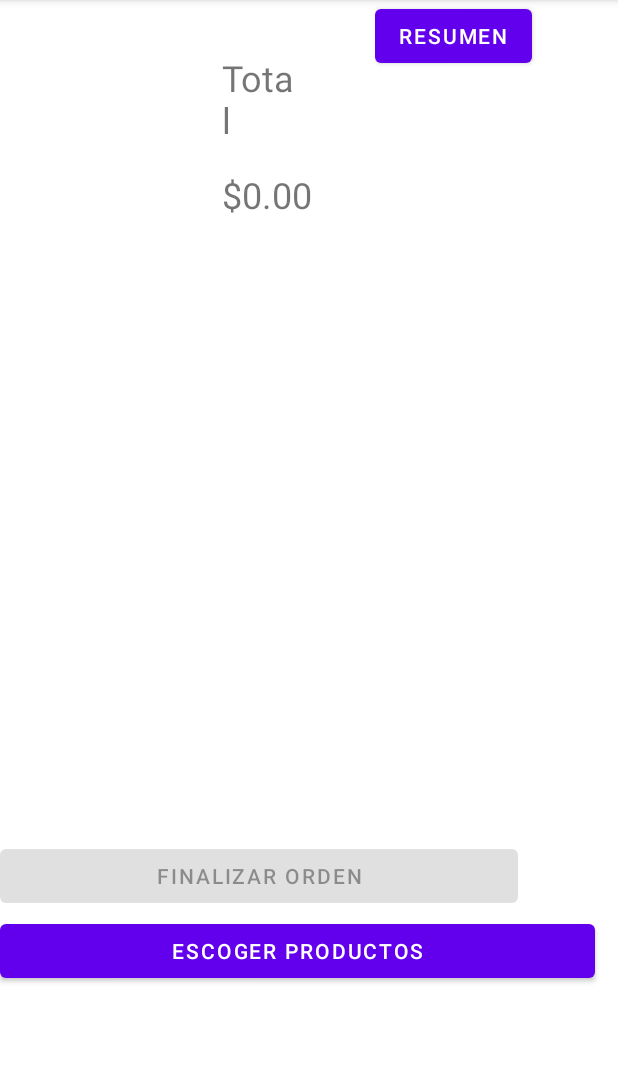
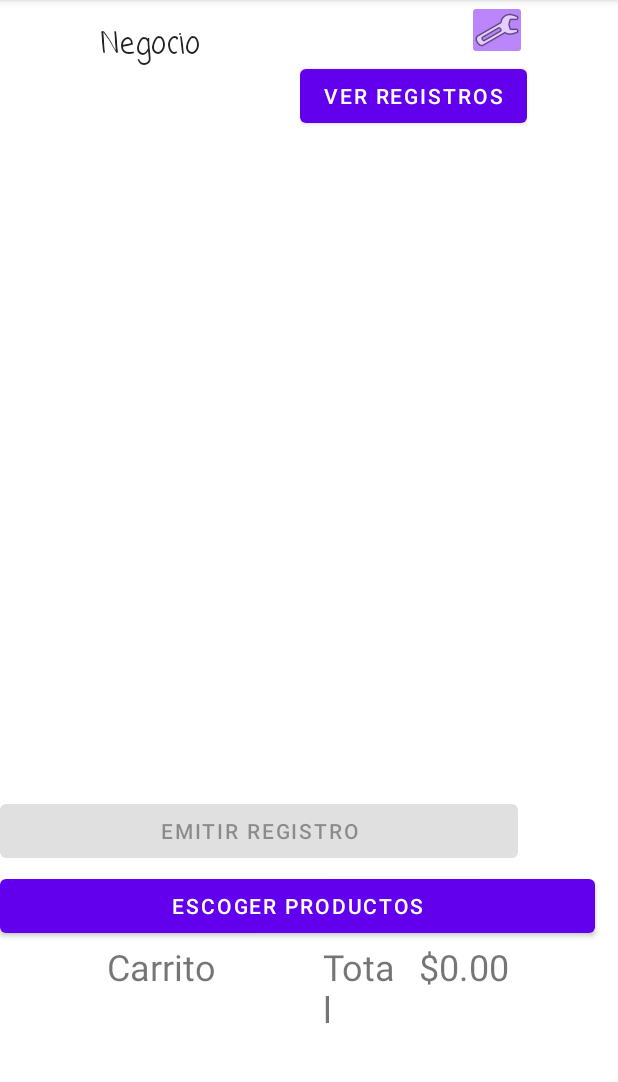
Before and after one commit to FernandoRP-nan/registroContabilidad, an Android app: the screen it shows after launch (MainActivity), on a phone screen of 412 x 824 dp, the part 84-1166 px from its top. Run offline under Robolectric (Android 15) with nearby library versions, the phone set to English and light mode, and no system bars.

Commit message:
Corrección de errores y mejoras de interfaz

```diff
--- a/app/build.gradle
+++ b/app/build.gradle
@@ -32,6 +32,7 @@ dependencies {
     implementation 'androidx.appcompat:appcompat:1.4.1'
     implementation 'com.google.android.material:material:1.6.0'
     implementation 'androidx.constraintlayout:constraintlayout:2.1.4'
+    implementation 'androidx.preference:preference:1.1.1'
     testImplementation 'junit:junit:4.13.2'
     androidTestImplementation 'androidx.test.ext:junit:1.1.3'
     androidTestImplementation 'androidx.test.espresso:espresso-core:3.4.0'
--- a/app/src/main/AndroidManifest.xml
+++ b/app/src/main/AndroidManifest.xml
@@ -15,6 +15,10 @@
         android:supportsRtl="true"
         android:theme="@style/Theme.CalculadoraPrecios">
         <activity
+            android:name=".SettingsActivity"
+            android:exported="false"
+            android:label="@string/title_activity_settings" />
+        <activity
             android:name=".MainActivity"
             android:exported="true">
             <intent-filter>
--- a/app/src/main/java/com/example/calculadoraprecios/MainActivity.java
+++ b/app/src/main/java/com/example/calculadoraprecios/MainActivity.java
@@ -55,7 +55,7 @@ public class MainActivity extends AppCompatActivity {
     @Override
     protected void onCreate(Bundle savedInstanceState) {
         super.onCreate(savedInstanceState);
-        setContentView(R.layout.activity_main);
+        setContentView(R.layout.carrito);
 
         btnAñadir=findViewById(R.id.generar);
         listCarrito=findViewById(R.id.carrito);
@@ -97,7 +97,7 @@ public class MainActivity extends AppCompatActivity {
 
     public void cambioAjuste(View view){
         //
-        setContentView(R.layout.activity_main2);
+        setContentView(R.layout.menu);
         list=findViewById(R.id.listaR);
         list.setAdapter(adaptadorL);
         nProducto = (EditText) findViewById(R.id.nombreProducto);
@@ -167,7 +167,7 @@ public class MainActivity extends AppCompatActivity {
 
     public void cambioMenu(View view){
 
-        setContentView(R.layout.activity_main);
+        setContentView(R.layout.carrito);
 
         totalI=findViewById(R.id.totaL);
 
@@ -303,7 +303,7 @@ public class MainActivity extends AppCompatActivity {
     }
 
     public void cambioAjustes(View V){
-        setContentView(R.layout.resumen);
+        setContentView(R.layout.previsualizacion);
 
         listResumen=findViewById(R.id.listaR);
         totalR = findViewById(R.id.tResumen);
--- a/app/src/main/java/com/example/calculadoraprecios/MainActivity2.java
+++ b/app/src/main/java/com/example/calculadoraprecios/MainActivity2.java
@@ -9,7 +9,7 @@ public class MainActivity2 extends AppCompatActivity {
     @Override
     protected void onCreate(Bundle savedInstanceState) {
         super.onCreate(savedInstanceState);
-        setContentView(R.layout.activity_main2);
+        setContentView(R.layout.menu);
     }
 
 
--- a/app/src/main/java/com/example/calculadoraprecios/editorProductos.java
+++ b/app/src/main/java/com/example/calculadoraprecios/editorProductos.java
@@ -1,8 +1,6 @@
 package com.example.calculadoraprecios;
 
-import android.content.Intent;
 import android.os.Bundle;
-import android.view.View;
 
 import androidx.appcompat.app.AppCompatActivity;
 
@@ -11,7 +9,7 @@ public class editorProductos extends AppCompatActivity {
     @Override
     protected void onCreate(Bundle savedInstanceState) {
         super.onCreate(savedInstanceState);
-        setContentView(R.layout.activity_main2);
+        setContentView(R.layout.menu);
     }
 
 
--- a/app/src/main/res/layout/activity_main.xml
+++ /dev/null
@@ -1,133 +0,0 @@
-<?xml version="1.0" encoding="utf-8"?>
-<androidx.constraintlayout.widget.ConstraintLayout xmlns:android="http://schemas.android.com/apk/res/android"
-    xmlns:app="http://schemas.android.com/apk/res-auto"
-    xmlns:tools="http://schemas.android.com/tools"
-    android:layout_width="match_parent"
-    android:layout_height="match_parent"
-    tools:context=".MainActivity">
-
-    <LinearLayout
-        android:id="@+id/principal"
-        android:layout_width="match_parent"
-        android:layout_height="match_parent"
-        android:orientation="vertical"
-        tools:layout_editor_absoluteX="1dp"
-        tools:layout_editor_absoluteY="1dp">
-
-        <androidx.constraintlayout.widget.ConstraintLayout
-            android:id="@+id/parteSuperior"
-            android:layout_width="408dp"
-            android:layout_height="200dp">
-
-            <LinearLayout
-                android:layout_width="match_parent"
-                android:layout_height="match_parent"
-                android:orientation="horizontal">
-
-                <androidx.constraintlayout.widget.ConstraintLayout
-                    android:layout_width="100dp"
-                    android:layout_height="match_parent">
-
-                </androidx.constraintlayout.widget.ConstraintLayout>
-
-                <androidx.constraintlayout.widget.ConstraintLayout
-                    android:layout_width="150dp"
-                    android:layout_height="match_parent">
-
-                    <TextView
-                        android:id="@+id/textView2"
-                        android:layout_width="54dp"
-                        android:layout_height="wrap_content"
-                        android:layout_marginStart="48dp"
-                        android:layout_marginTop="35dp"
-                        android:text="Total"
-                        android:textSize="24sp"
-                        app:layout_constraintStart_toStartOf="parent"
-                        app:layout_constraintTop_toTopOf="parent" />
-
-                    <TextView
-                        android:id="@+id/totaL"
-                        android:layout_width="wrap_content"
-                        android:layout_height="wrap_content"
-                        android:layout_marginStart="48dp"
-                        android:layout_marginTop="17dp"
-                        android:text="$0.00"
-                        android:textSize="24sp"
-                        app:layout_constraintStart_toStartOf="parent"
-                        app:layout_constraintTop_toBottomOf="@+id/textView2" />
-                </androidx.constraintlayout.widget.ConstraintLayout>
-
-                <androidx.constraintlayout.widget.ConstraintLayout
-                    android:layout_width="wrap_content"
-                    android:layout_height="match_parent">
-
-                    <Button
-                        android:id="@+id/cambioAjustes"
-                        android:layout_width="wrap_content"
-                        android:layout_height="wrap_content"
-                        android:layout_marginEnd="7dp"
-                        android:onClick="cambioAjustes"
-                        android:text="Resumen"
-                        app:layout_constraintEnd_toEndOf="parent"
-                        app:layout_constraintTop_toTopOf="parent" />
-
-                </androidx.constraintlayout.widget.ConstraintLayout>
-
-            </LinearLayout>
-        </androidx.constraintlayout.widget.ConstraintLayout>
-
-        <LinearLayout
-            android:id="@+id/parte_inferior"
-            android:layout_width="match_parent"
-            android:layout_height="360dp"
-            android:orientation="horizontal">
-
-            <ListView
-                android:id="@+id/carrito"
-                android:layout_width="match_parent"
-                android:layout_height="match_parent" />
-
-        </LinearLayout>
-
-        <LinearLayout
-            android:layout_width="match_parent"
-            android:layout_height="50dp"
-            android:orientation="horizontal">
-
-            <Button
-                android:id="@+id/finalizarOrden"
-                android:layout_width="345dp"
-                android:layout_height="wrap_content"
-                android:enabled="false"
-                android:onClick="finalizarOrden"
-                android:text="Finalizar orden" />
-
-            <androidx.constraintlayout.widget.ConstraintLayout
-                android:layout_width="15dp"
-                android:layout_height="match_parent">
-
-            </androidx.constraintlayout.widget.ConstraintLayout>
-        </LinearLayout>
-
-        <LinearLayout
-            android:layout_width="match_parent"
-            android:layout_height="wrap_content"
-            android:orientation="horizontal">
-
-            <Button
-                android:id="@+id/añadirCarrito"
-                android:layout_width="340dp"
-                android:layout_height="wrap_content"
-                android:layout_weight="1"
-                android:onClick="cambioAjuste"
-                android:text="Escoger productos" />
-
-            <androidx.constraintlayout.widget.ConstraintLayout
-                android:layout_width="15dp"
-                android:layout_height="match_parent">
-
-            </androidx.constraintlayout.widget.ConstraintLayout>
-        </LinearLayout>
-
-    </LinearLayout>
-</androidx.constraintlayout.widget.ConstraintLayout>
--- /dev/null
+++ b/app/src/main/res/layout/carrito.xml
@@ -0,0 +1,180 @@
+<?xml version="1.0" encoding="utf-8"?>
+<androidx.constraintlayout.widget.ConstraintLayout xmlns:android="http://schemas.android.com/apk/res/android"
+    xmlns:app="http://schemas.android.com/apk/res-auto"
+    xmlns:tools="http://schemas.android.com/tools"
+    android:layout_width="match_parent"
+    android:layout_height="match_parent"
+    tools:context=".MainActivity">
+
+    <LinearLayout
+        android:id="@+id/principal"
+        android:layout_width="match_parent"
+        android:layout_height="match_parent"
+        android:orientation="vertical"
+        tools:layout_editor_absoluteX="1dp"
+        tools:layout_editor_absoluteY="1dp">
+
+        <androidx.constraintlayout.widget.ConstraintLayout
+            android:id="@+id/parteSuperior"
+            android:layout_width="408dp"
+            android:layout_height="200dp">
+
+            <LinearLayout
+                android:layout_width="match_parent"
+                android:layout_height="match_parent"
+                android:orientation="horizontal">
+
+                <LinearLayout
+                    android:layout_width="200dp"
+                    android:layout_height="match_parent"
+                    android:orientation="vertical">
+
+                    <TextView
+                        android:id="@+id/textView2"
+                        android:layout_width="match_parent"
+                        android:layout_height="60dp"
+                        android:fontFamily="casual"
+                        android:gravity="center"
+                        android:text="Negocio"
+                        android:textAppearance="@style/TextAppearance.AppCompat.Large"
+                        android:textSize="20sp" />
+
+                    <ImageView
+                        android:id="@+id/imageView"
+                        android:layout_width="match_parent"
+                        android:layout_height="match_parent"
+                        tools:srcCompat="@tools:sample/avatars" />
+                </LinearLayout>
+
+                <androidx.constraintlayout.widget.ConstraintLayout
+                    android:layout_width="match_parent"
+                    android:layout_height="match_parent">
+
+                    <LinearLayout
+                        android:layout_width="wrap_content"
+                        android:layout_height="match_parent"
+                        android:orientation="vertical">
+
+                        <ImageButton
+                            android:id="@+id/imageButton"
+                            android:layout_width="40dp"
+                            android:layout_height="40dp"
+                            android:layout_gravity="right"
+                            android:backgroundTint="@color/purple_200"
+                            app:srcCompat="@android:drawable/ic_menu_manage" />
+
+                        <Button
+                            android:id="@+id/cambioAjustes"
+                            android:layout_width="wrap_content"
+                            android:layout_height="wrap_content"
+                            android:layout_gravity="right"
+                            android:onClick="cambioAjustes"
+                            android:text="Ver Registros"
+                            tools:layout_conversion_absoluteHeight="50dp"
+                            tools:layout_conversion_absoluteWidth="153dp"
+                            tools:layout_editor_absoluteX="200dp"
+                            tools:layout_editor_absoluteY="0dp" />
+
+                    </LinearLayout>
+
+                </androidx.constraintlayout.widget.ConstraintLayout>
+
+            </LinearLayout>
+        </androidx.constraintlayout.widget.ConstraintLayout>
+
+        <LinearLayout
+            android:id="@+id/parte_inferior"
+            android:layout_width="match_parent"
+            android:layout_height="330dp"
+            android:orientation="horizontal">
+
+            <ListView
+                android:id="@+id/carrito"
+                android:layout_width="match_parent"
+                android:layout_height="match_parent" />
+
+        </LinearLayout>
+
+        <LinearLayout
+            android:layout_width="match_parent"
+            android:layout_height="50dp"
+            android:orientation="horizontal">
+
+            <Button
+                android:id="@+id/finalizarOrden"
+                android:layout_width="345dp"
+                android:layout_height="wrap_content"
+                android:enabled="false"
+                android:onClick="finalizarOrden"
+                android:text="Emitir Registro" />
+
+            <androidx.constraintlayout.widget.ConstraintLayout
+                android:layout_width="15dp"
+                android:layout_height="match_parent">
+
+            </androidx.constraintlayout.widget.ConstraintLayout>
+        </LinearLayout>
+
+        <LinearLayout
+            android:layout_width="match_parent"
+            android:layout_height="wrap_content"
+            android:orientation="horizontal">
+
+            <Button
+                android:id="@+id/añadirCarrito"
+                android:layout_width="340dp"
+                android:layout_height="wrap_content"
+                android:layout_weight="1"
+                android:onClick="cambioAjuste"
+                android:text="Escoger productos" />
+
+            <androidx.constraintlayout.widget.ConstraintLayout
+                android:layout_width="15dp"
+                android:layout_height="match_parent">
+
+            </androidx.constraintlayout.widget.ConstraintLayout>
+        </LinearLayout>
+
+        <LinearLayout
+            android:layout_width="match_parent"
+            android:layout_height="match_parent"
+            android:orientation="horizontal">
+
+            <FrameLayout
+                android:layout_width="215dp"
+                android:layout_height="match_parent">
+
+                <TextView
+                    android:id="@+id/textView3"
+                    android:layout_width="match_parent"
+                    android:layout_height="match_parent"
+                    android:gravity="center|top"
+                    android:text="Carrito"
+                    android:textSize="24sp" />
+            </FrameLayout>
+
+            <TextView
+                android:id="@+id/textView"
+                android:layout_width="54dp"
+                android:layout_height="wrap_content"
+                android:gravity="top"
+                android:text="Total"
+                android:textSize="24sp" />
+
+            <androidx.constraintlayout.widget.ConstraintLayout
+                android:layout_width="10dp"
+                android:layout_height="match_parent">
+
+            </androidx.constraintlayout.widget.ConstraintLayout>
+
+            <TextView
+                android:id="@+id/totaL"
+                android:layout_width="wrap_content"
+                android:layout_height="wrap_content"
+                android:gravity="top"
+                android:text="$0.00"
+                android:textSize="24sp" />
+        </LinearLayout>
+
+    </LinearLayout>
+</androidx.constraintlayout.widget.ConstraintLayout>
--- a/build.gradle
+++ b/build.gradle
@@ -1,7 +1,7 @@
 // Top-level build file where you can add configuration options common to all sub-projects/modules.
 plugins {
-    id 'com.android.application' version '7.1.2' apply false
-    id 'com.android.library' version '7.1.2' apply false
+    id 'com.android.application' version '7.2.1' apply false
+    id 'com.android.library' version '7.2.1' apply false
 }
 
 task clean(type: Delete) {
```
Also changed, not shown: app/src/main/java/com/example/calculadoraprecios/SettingsActivity.java (added, +33 -0 lines), app/src/main/res/layout/menu.xml (renamed from app/src/main/res/layout/resumen.xml, +68 -27 lines), app/src/main/res/layout/previsualizacion.xml (renamed from app/src/main/res/layout/activity_main2.xml, +19 -48 lines), app/src/main/res/layout/settings_activity.xml (added, +9 -0 lines), app/src/main/res/values/arrays.xml (added, +12 -0 lines), app/src/main/res/values/strings.xml (+16 -0 lines), app/src/main/res/xml/root_preferences.xml (added, +20 -0 lines), gradle/wrapper/gradle-wrapper.properties.
